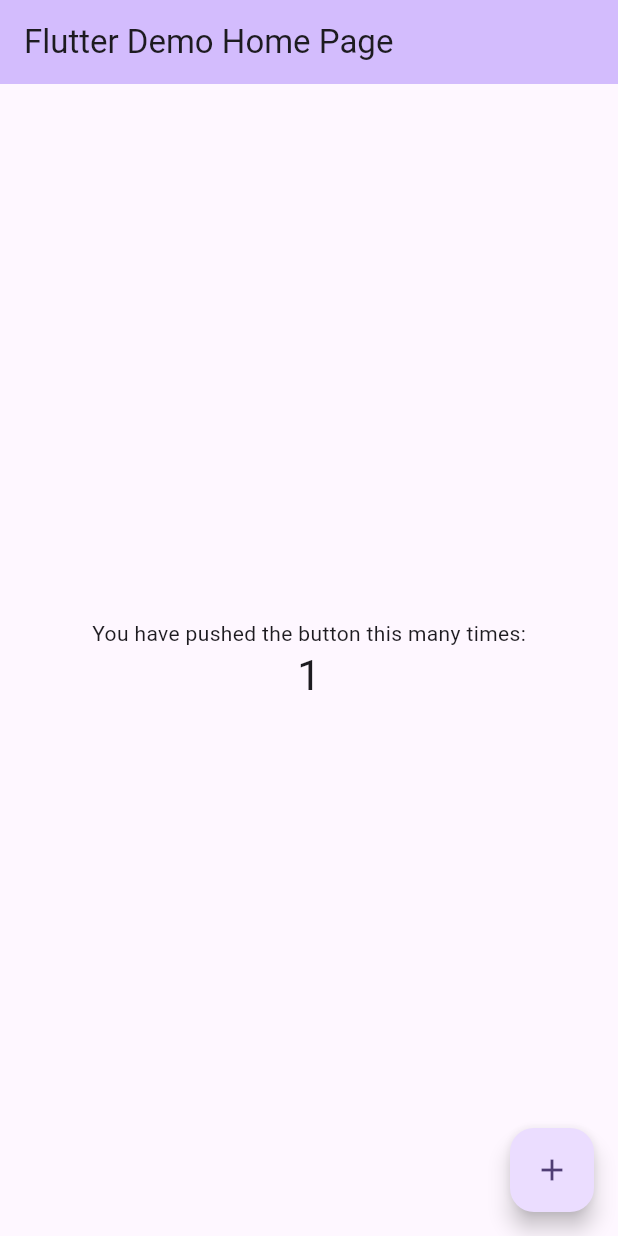
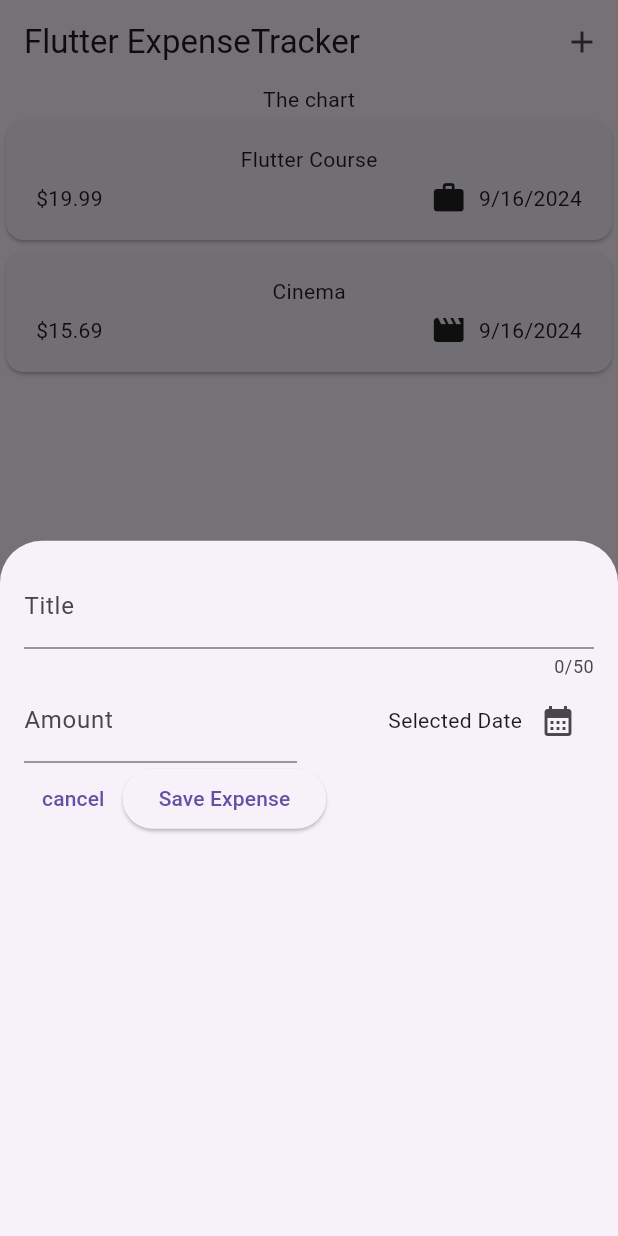
Before and after one commit to NattapatTlneClover/Expense_Tracker_Basic, a Flutter app: the screen it shows after launch, after a tap on the "add" icon, on a phone screen of 412 x 824 dp. Run offline on Flutter 3.47's test engine with Material 3 defaults, Android fonts, the phone set to English and light mode, and no system bars.

Commit message:
basic UI

```diff
--- a/lib/main.dart
+++ b/lib/main.dart
@@ -1,125 +1,11 @@
+import 'package:expense_tracker_basic/widgets/expenses.dart';
 import 'package:flutter/material.dart';
 
 void main() {
-  runApp(const MyApp());
+  runApp(
+    MaterialApp(
+      theme: ThemeData(useMaterial3: true),
+      home: const Expenses(),
+    ),
+  );
 }
-
-class MyApp extends StatelessWidget {
-  const MyApp({super.key});
-
-  // This widget is the root of your application.
-  @override
-  Widget build(BuildContext context) {
-    return MaterialApp(
-      title: 'Flutter Demo',
-      theme: ThemeData(
-        // This is the theme of your application.
-        //
-        // TRY THIS: Try running your application with "flutter run". You'll see
-        // the application has a purple toolbar. Then, without quitting the app,
-        // try changing the seedColor in the colorScheme below to Colors.green
-        // and then invoke "hot reload" (save your changes or press the "hot
-        // reload" button in a Flutter-supported IDE, or press "r" if you used
-        // the command line to start the app).
-        //
-        // Notice that the counter didn't reset back to zero; the application
-        // state is not lost during the reload. To reset the state, use hot
-        // restart instead.
-        //
-        // This works for code too, not just values: Most code changes can be
-        // tested with just a hot reload.
-        colorScheme: ColorScheme.fromSeed(seedColor: Colors.deepPurple),
-        useMaterial3: true,
-      ),
-      home: const MyHomePage(title: 'Flutter Demo Home Page'),
-    );
-  }
-}
-
-class MyHomePage extends StatefulWidget {
-  const MyHomePage({super.key, required this.title});
-
-  // This widget is the home page of your application. It is stateful, meaning
-  // that it has a State object (defined below) that contains fields that affect
-  // how it looks.
-
-  // This class is the configuration for the state. It holds the values (in this
-  // case the title) provided by the parent (in this case the App widget) and
-  // used by the build method of the State. Fields in a Widget subclass are
-  // always marked "final".
-
-  final String title;
-
-  @override
-  State<MyHomePage> createState() => _MyHomePageState();
-}
-
-class _MyHomePageState extends State<MyHomePage> {
-  int _counter = 0;
-
-  void _incrementCounter() {
-    setState(() {
-      // This call to setState tells the Flutter framework that something has
-      // changed in this State, which causes it to rerun the build method below
-      // so that the display can reflect the updated values. If we changed
-      // _counter without calling setState(), then the build method would not be
-      // called again, and so nothing would appear to happen.
-      _counter++;
-    });
-  }
-
-  @override
-  Widget build(BuildContext context) {
-    // This method is rerun every time setState is called, for instance as done
-    // by the _incrementCounter method above.
-    //
-    // The Flutter framework has been optimized to make rerunning build methods
-    // fast, so that you can just rebuild anything that needs updating rather
-    // than having to individually change instances of widgets.
-    return Scaffold(
-      appBar: AppBar(
-        // TRY THIS: Try changing the color here to a specific color (to
-        // Colors.amber, perhaps?) and trigger a hot reload to see the AppBar
-        // change color while the other colors stay the same.
-        backgroundColor: Theme.of(context).colorScheme.inversePrimary,
-        // Here we take the value from the MyHomePage object that was created by
-        // the App.build method, and use it to set our appbar title.
-        title: Text(widget.title),
-      ),
-      body: Center(
-        // Center is a layout widget. It takes a single child and positions it
-        // in the middle of the parent.
-        child: Column(
-          // Column is also a layout widget. It takes a list of children and
-          // arranges them vertically. By default, it sizes itself to fit its
-          // children horizontally, and tries to be as tall as its parent.
-          //
-          // Column has various properties to control how it sizes itself and
-          // how it positions its children. Here we use mainAxisAlignment to
-          // center the children vertically; the main axis here is the vertical
-          // axis because Columns are vertical (the cross axis would be
-          // horizontal).
-          //
-          // TRY THIS: Invoke "debug painting" (choose the "Toggle Debug Paint"
-          // action in the IDE, or press "p" in the console), to see the
-          // wireframe for each widget.
-          mainAxisAlignment: MainAxisAlignment.center,
-          children: <Widget>[
-            const Text(
-              'You have pushed the button this many times:',
-            ),
-            Text(
-              '$_counter',
-              style: Theme.of(context).textTheme.headlineMedium,
-            ),
-          ],
-        ),
-      ),
-      floatingActionButton: FloatingActionButton(
-        onPressed: _incrementCounter,
-        tooltip: 'Increment',
-        child: const Icon(Icons.add),
-      ), // This trailing comma makes auto-formatting nicer for build methods.
-    );
-  }
-}
--- /dev/null
+++ b/lib/models/expense.dart
@@ -0,0 +1,35 @@
+import 'package:flutter/material.dart';
+import 'package:uuid/uuid.dart';
+import 'package:intl/intl.dart';
+
+final formatter = DateFormat.yMd();
+
+const uuid = Uuid();
+
+enum Category { food, travel, leisure, work }
+
+const categoryIcons = {
+  Category.food: Icons.lunch_dining,
+  Category.travel: Icons.flight_takeoff,
+  Category.leisure: Icons.movie,
+  Category.work: Icons.work,
+};
+
+class Expense {
+  Expense({
+    required this.title,
+    required this.amount,
+    required this.date,
+    required this.category,
+  }) : id = uuid.v4();
+
+  final String id;
+  final String title;
+  final double amount;
+  final DateTime date;
+  final Category category; //leisure Expense(category: 'lesure')
+
+  String get formattedDate {
+    return formatter.format(date);
+  }
+}
--- /dev/null
+++ b/lib/widgets/expenses.dart
@@ -0,0 +1,60 @@
+import 'package:expense_tracker_basic/widgets/expenses_list/expenses_list.dart';
+import 'package:expense_tracker_basic/widgets/new_expense.dart';
+import 'package:flutter/material.dart';
+
+import 'package:expense_tracker_basic/models/expense.dart';
+
+class Expenses extends StatefulWidget {
+  const Expenses({super.key});
+
+  @override
+  State<Expenses> createState() => _ExpensesState();
+}
+
+class _ExpensesState extends State<Expenses> {
+  final List<Expense> _registeredExpenses = [
+    Expense(
+      title: 'Flutter Course',
+      amount: 19.99,
+      date: DateTime.now(),
+      category: Category.work,
+    ),
+    Expense(
+      title: 'Cinema',
+      amount: 15.69,
+      date: DateTime.now(),
+      category: Category.leisure,
+    ),
+  ];
+
+  void openAddExpenseOverlay() {
+    showModalBottomSheet(
+      context: context,
+      builder: (ctx) => const NewExpense(),
+    );
+  }
+
+  @override
+  Widget build(context) {
+    return Scaffold(
+      appBar: AppBar(
+        title: const Text("Flutter ExpenseTracker"),
+        actions: [
+          IconButton(
+            onPressed: openAddExpenseOverlay,
+            icon: const Icon(Icons.add),
+          ),
+        ],
+      ),
+      body: Column(
+        children: [
+          // Toolbar with the Add button => Row()
+          const Text("The chart"),
+          Expanded(
+            child: ExpensesList(expenses: _registeredExpenses),
+          )
+        ],
+      ),
+    );
+  }
+}
--- /dev/null
+++ b/lib/widgets/expenses_list/expense_item.dart
@@ -0,0 +1,40 @@
+import 'package:expense_tracker_basic/models/expense.dart';
+import 'package:flutter/material.dart';
+
+class ExpenseItem extends StatelessWidget {
+  const ExpenseItem(this.expense, {super.key});
+
+  final Expense expense;
+
+  @override
+  Widget build(BuildContext context) {
+    return Card(
+      child: Padding(
+        padding: const EdgeInsets.symmetric(horizontal: 20, vertical: 16),
+        child: Column(
+          children: [
+            Text(expense.title),
+            const SizedBox(
+              height: 4,
+            ),
+            Row(
+              children: [
+                Text(
+                  '\$${expense.amount.toStringAsFixed(2)}',
+                ),
+                const Spacer(),
+                Row(
+                  children: [
+                    Icon(categoryIcons[expense.category]),
+                    const SizedBox(width: 8),
+                    Text(expense.formattedDate),
+                  ],
+                )
+              ],
+            )
+          ],
+        ),
+      ),
+    );
+  }
+}
--- /dev/null
+++ b/lib/widgets/expenses_list/expenses_list.dart
@@ -0,0 +1,19 @@
+import 'package:expense_tracker_basic/models/expense.dart';
+import 'package:expense_tracker_basic/widgets/expenses_list/expense_item.dart';
+import 'package:flutter/material.dart';
+
+class ExpensesList extends StatelessWidget {
+  const ExpensesList({super.key, required this.expenses});
+
+  final List<Expense> expenses;
+
+  @override
+  Widget build(BuildContext context) {
+    return ListView.builder(
+      itemCount: expenses.length,
+      itemBuilder: (ctx, index) {
+        return ExpenseItem(expenses[index]);
+      },
+    );
+  }
+}
--- /dev/null
+++ b/lib/widgets/new_expense.dart
@@ -0,0 +1,111 @@
+import 'package:flutter/material.dart';
+
+class NewExpense extends StatefulWidget {
+  const NewExpense({super.key});
+
+  @override
+  State<NewExpense> createState() => _NewExpenseState();
+}
+
+class _NewExpenseState extends State<NewExpense> {
+  // var _enterTitle = '';
+
+  // void _saveTitleInput(String inputValue) {
+  //   _enterTitle = inputValue;
+  // }
+
+  final _titleController = TextEditingController();
+  final _amountController = TextEditingController();
+
+  void presentDatePicker() {
+    final now = DateTime.now();
+    final firstDate = DateTime(now.year - 1, now.month, now.day);
+    showDatePicker(
+        context: context,
+        initialDate: now,
+        firstDate: firstDate,
+        lastDate: now);
+  }
+
+  @override
+  void dispose() {
+    _titleController.dispose();
+    _amountController.dispose();
+    super.dispose();
+  }
+
+  @override
+  Widget build(BuildContext context) {
+    return Padding(
+      padding: const EdgeInsets.all(16),
+      child: Column(
+        children: [
+          TextField(
+            controller: _titleController,
+            // onChanged: _saveTitleInput,
+            maxLength: 50,
+            decoration: const InputDecoration(
+              label: Text("Title"),
+            ),
+          ),
+          Row(
+            children: [
+              Expanded(
+                child: TextField(
+                  controller: _amountController,
+                  keyboardType: TextInputType.number,
+                  //maxLength: 50,
+                  decoration: const InputDecoration(
+                    prefixText: '\$',
+                    label: Text("Amount"),
+                  ),
+                ),
+              ),
+              const SizedBox(
+                width: 16,
+              ),
+              Expanded(
+                child: Row(
+                  mainAxisAlignment: MainAxisAlignment.end,
+                  children: [
+                    const Text('Selected Date'),
+                    IconButton(
+                      onPressed: presentDatePicker,
+                      icon: const Icon(Icons.calendar_month),
+                    ),
+                  ],
+                ),
+              ),
+            ],
+          ),
+          // TextField(
+          //   controller: _amountController,
+          //   keyboardType: TextInputType.number,
+          //   //maxLength: 50,
+          //   decoration: const InputDecoration(
+          //     prefixText: '\$',
+          //     label: Text("Amount"),
+          //   ),
+          // ),
+          Row(
+            children: [
+              TextButton(
+                onPressed: () {
+                  Navigator.pop(context);
+                },
+                child: const Text('cancel'),
+              ),
+              ElevatedButton(
+                onPressed: () {
+                  print(_titleController.text);
+                  print(_amountController.text);
+                },
+                child: const Text('Save Expense'),
+              ),
+            ],
+          )
+        ],
+      ),
+    );
+  }
+}
--- a/pubspec.yaml
+++ b/pubspec.yaml
@@ -35,6 +35,8 @@
   # The following adds the Cupertino Icons font to your application.
   # Use with the CupertinoIcons class for iOS style icons.
   cupertino_icons: ^1.0.8
+  uuid: ^4.5.0
+  intl: ^0.19.0
 
 dev_dependencies:
   flutter_test:
```
Also changed, not shown: pubspec.lock, 1 other file.
